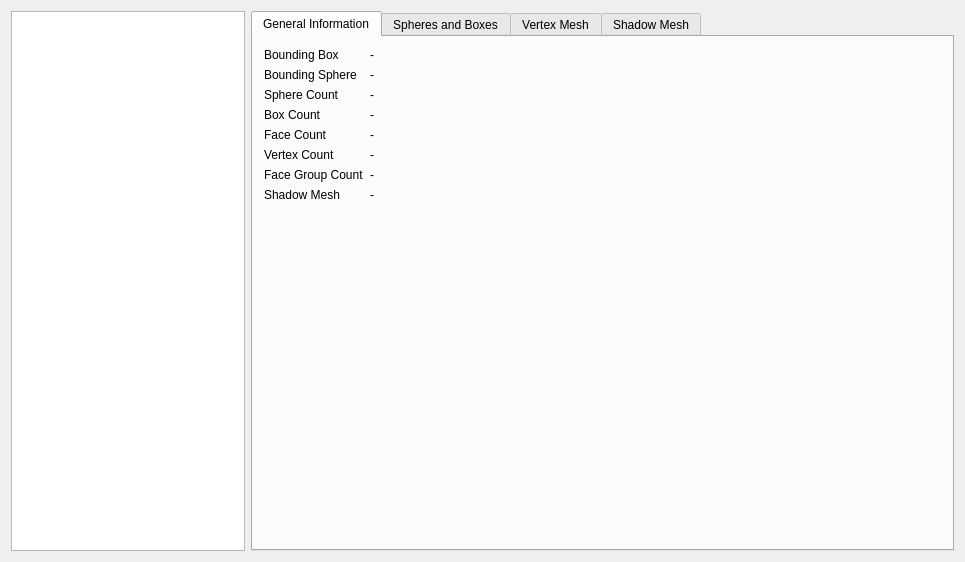
Before: the Qt Designer form src/gtatools-gui/src/src/formats/col/COLWidget.ui in alemariusnexus/gtatools, drawn with Qt 5.
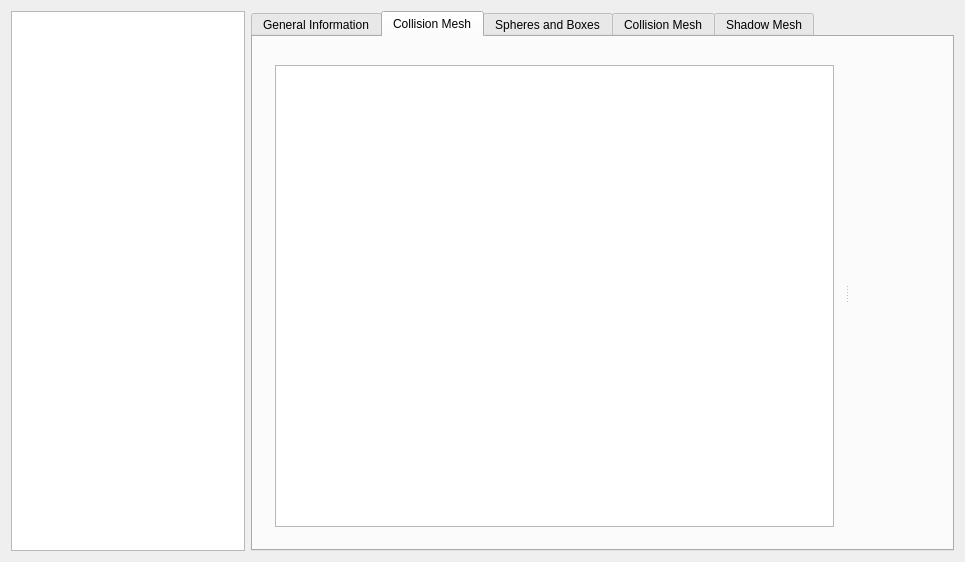
After: the same form once the commit is applied.

What changed in the file:
```diff
--- a/src/gtatools-gui/src/src/formats/col/COLWidget.ui
+++ b/src/gtatools-gui/src/src/formats/col/COLWidget.ui
@@ -36,7 +36,7 @@
       </sizepolicy>
      </property>
      <property name="currentIndex">
-      <number>0</number>
+      <number>1</number>
      </property>
      <widget class="QWidget" name="generalInfoTab">
       <property name="enabled">
@@ -163,6 +163,42 @@
        </item>
       </layout>
      </widget>
+     <widget class="QWidget" name="tab">
+      <attribute name="title">
+       <string>Collision Mesh</string>
+      </attribute>
+      <layout class="QVBoxLayout" name="verticalLayout_4">
+       <item>
+        <widget class="QSplitter" name="collisionMeshMainSplitter">
+         <property name="orientation">
+          <enum>Qt::Horizontal</enum>
+         </property>
+         <widget class="QWidget" name="widget" native="true">
+          <layout class="QVBoxLayout" name="verticalLayout">
+           <item>
+            <widget class="QWidget" name="widget_3" native="true"/>
+           </item>
+           <item>
+            <widget class="QTreeView" name="entityTree"/>
+           </item>
+          </layout>
+         </widget>
+         <widget class="QWidget" name="widget_2" native="true">
+          <layout class="QVBoxLayout" name="verticalLayout_2">
+           <item>
+            <widget class="QWidget" name="renderWidgetContainer" native="true">
+             <layout class="QVBoxLayout" name="verticalLayout_5"/>
+            </widget>
+           </item>
+           <item>
+            <widget class="QWidget" name="selectionInfoWidget" native="true"/>
+           </item>
+          </layout>
+         </widget>
+        </widget>
+       </item>
+      </layout>
+     </widget>
      <widget class="QWidget" name="sphereBoxTab">
       <attribute name="title">
        <string>Spheres and Boxes</string>
@@ -425,7 +461,7 @@
      </widget>
      <widget class="QWidget" name="vmeshTab">
       <attribute name="title">
-       <string>Vertex Mesh</string>
+       <string>Collision Mesh</string>
       </attribute>
       <layout class="QHBoxLayout" name="horizontalLayout_4">
        <item>
```
